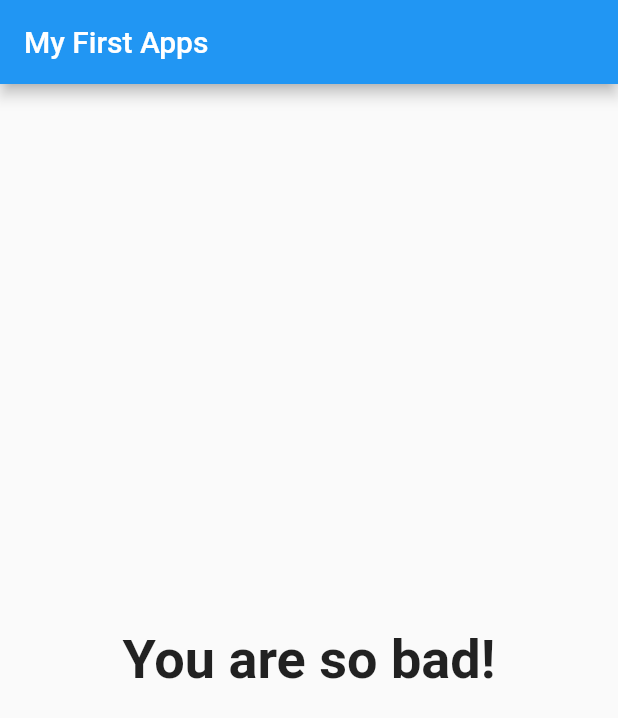
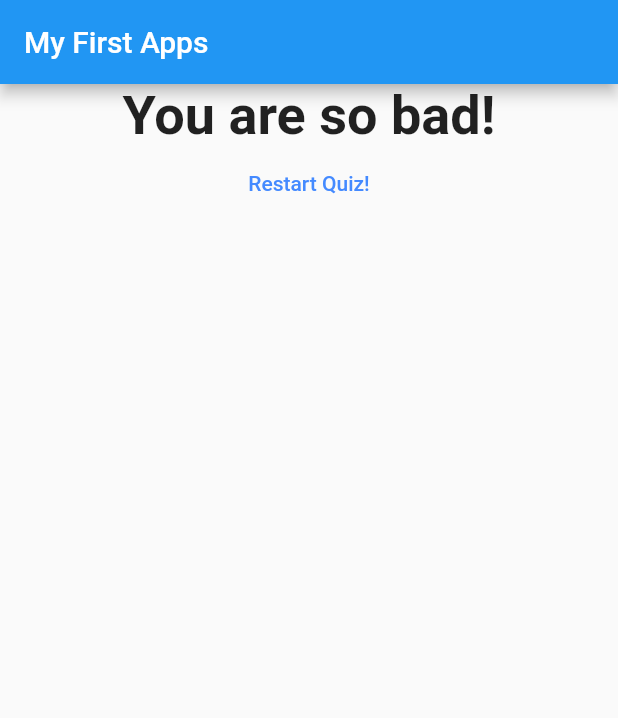
Before and after one commit to hanani14/Flutter-Training, a Flutter app: the screen it shows after launch, after a tap on "Black", after a tap on "Cat", after a tap on "Yan Wei", on a phone screen of 412 x 824 dp. Shown: the top 718 px of the screen. Run offline on Flutter 3.47's test engine with Material 2 defaults, Android fonts, the light colour scheme and no system bars.

Commit message:
resetting the quiz

```diff
--- a/fluttertraining/lib/main.dart
+++ b/fluttertraining/lib/main.dart
@@ -50,6 +50,12 @@ class _MyAppState extends State<MyApp> {
     }
   ];
 
+  void _resetQuiz() {
+    setState(() {
+      _questionIndex = 0;
+      _totalScore = 0;
+    });
+  }
   //questions = []; //does not work if questions is a const
 
   void _answerQuestion(int score) {
@@ -107,7 +113,7 @@ class _MyAppState extends State<MyApp> {
               //       // ),
               //     ],
               //   )
-              : Result(_totalScore)),
+              : Result(_totalScore, _resetQuiz)),
     );
   }
 }
--- a/fluttertraining/lib/result.dart
+++ b/fluttertraining/lib/result.dart
@@ -2,7 +2,9 @@ import 'package:flutter/material.dart';
 
 class Result extends StatelessWidget {
   final int resultScore;
-  Result(this.resultScore);
+  final Function resultHander;
+  Result(this.resultScore, this.resultHander);
+
   String get resultPhrase {
     String resultText;
     if (resultScore <= 8) {
@@ -20,10 +22,20 @@ class Result extends StatelessWidget {
   @override
   Widget build(BuildContext context) {
     return Center(
-        child: Text(
-      resultPhrase,
-      style: TextStyle(fontSize: 36, fontWeight: FontWeight.bold),
-      textAlign: TextAlign.center,
+        child: Column(
+      children: [
+        Text(
+          resultPhrase,
+          style: TextStyle(fontSize: 36, fontWeight: FontWeight.bold),
+          textAlign: TextAlign.center,
+        ),
+        FlatButton(
+            child: Text(
+              'Restart Quiz!',
+            ),
+            textColor: Colors.blueAccent,
+            onPressed: resultHander),
+      ],
     ));
   }
 }
```
